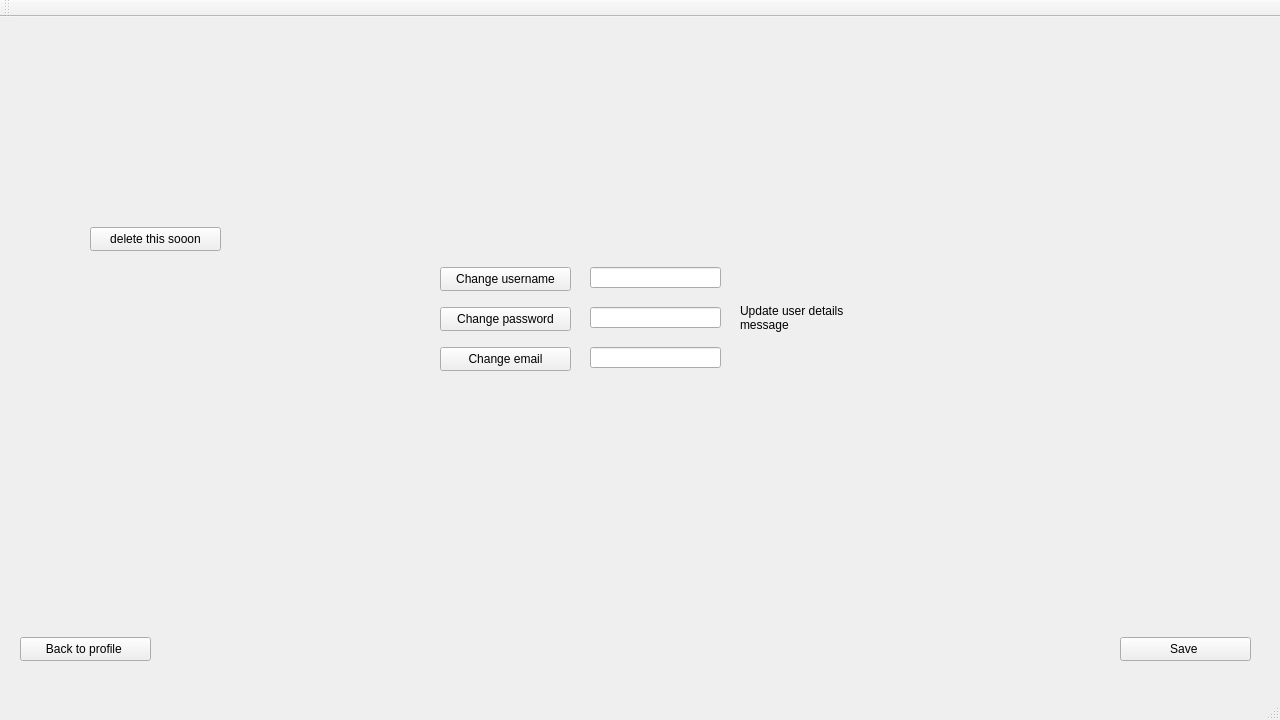
Above: Triviador/Triviador/Triviador.ui from AndreiAndreea/TriviadorMCpp before the change. Below: the same form after it.
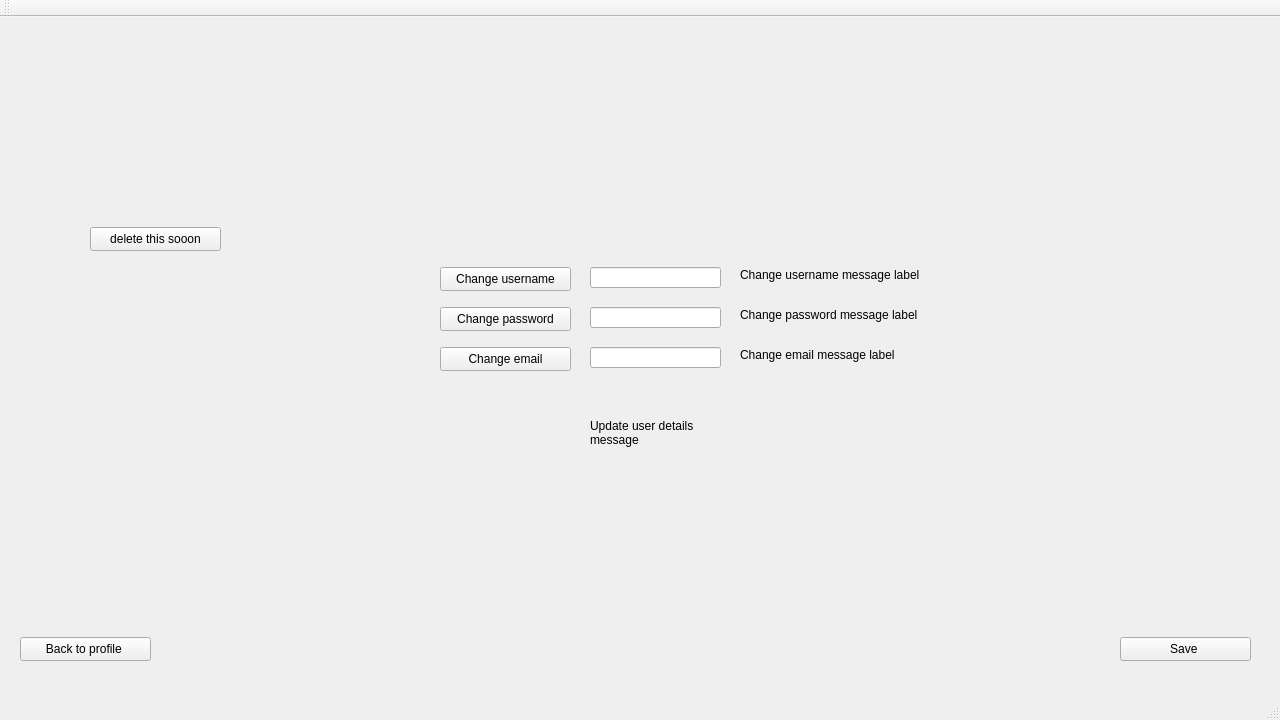
That is the form after the change.

Commit message: Modified profile settings functioning: The save button is disabled if there are no or no valid changes to the user's credentials; Checked if the new credentials are not the same as another user's; Added in Triviador.ui new labels to display the suitable messages according to the modifications of the credential's line edits. Added a line in Login.cpp to hide the time label located next to the progress bar after the timer is up.

```diff
--- a/Triviador/Triviador/Triviador.ui
+++ b/Triviador/Triviador/Triviador.ui
@@ -370,10 +370,10 @@
      <widget class="QLabel" name="updateUserDetailsMessageLabel">
       <property name="geometry">
        <rect>
-        <x>740</x>
-        <y>270</y>
-        <width>111</width>
-        <height>61</height>
+        <x>590</x>
+        <y>370</y>
+        <width>121</width>
+        <height>91</height>
        </rect>
       </property>
       <property name="text">
@@ -396,6 +396,45 @@
        <string>Back to profile </string>
       </property>
      </widget>
+     <widget class="QLabel" name="changeUsernameMessageLabel">
+      <property name="geometry">
+       <rect>
+        <x>740</x>
+        <y>250</y>
+        <width>521</width>
+        <height>16</height>
+       </rect>
+      </property>
+      <property name="text">
+       <string>Change username message label</string>
+      </property>
+     </widget>
+     <widget class="QLabel" name="changePasswordMessageLabel">
+      <property name="geometry">
+       <rect>
+        <x>740</x>
+        <y>290</y>
+        <width>521</width>
+        <height>16</height>
+       </rect>
+      </property>
+      <property name="text">
+       <string>Change password message label</string>
+      </property>
+     </widget>
+     <widget class="QLabel" name="changeEmailMessageLabel">
+      <property name="geometry">
+       <rect>
+        <x>740</x>
+        <y>330</y>
+        <width>521</width>
+        <height>16</height>
+       </rect>
+      </property>
+      <property name="text">
+       <string>Change email message label</string>
+      </property>
+     </widget>
     </widget>
    </widget>
   </widget>
```
Left out of the diff: 2 changed lines with no effect on the pictures. The commit also changes 3 other files.
